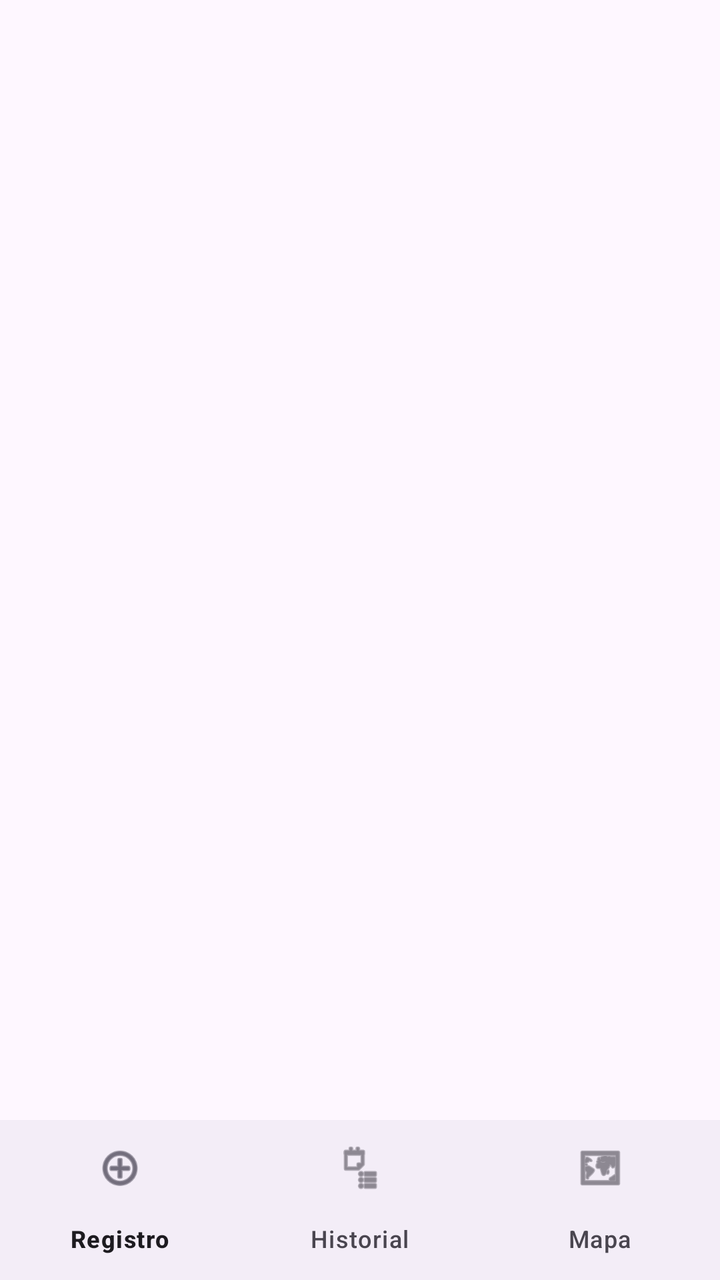
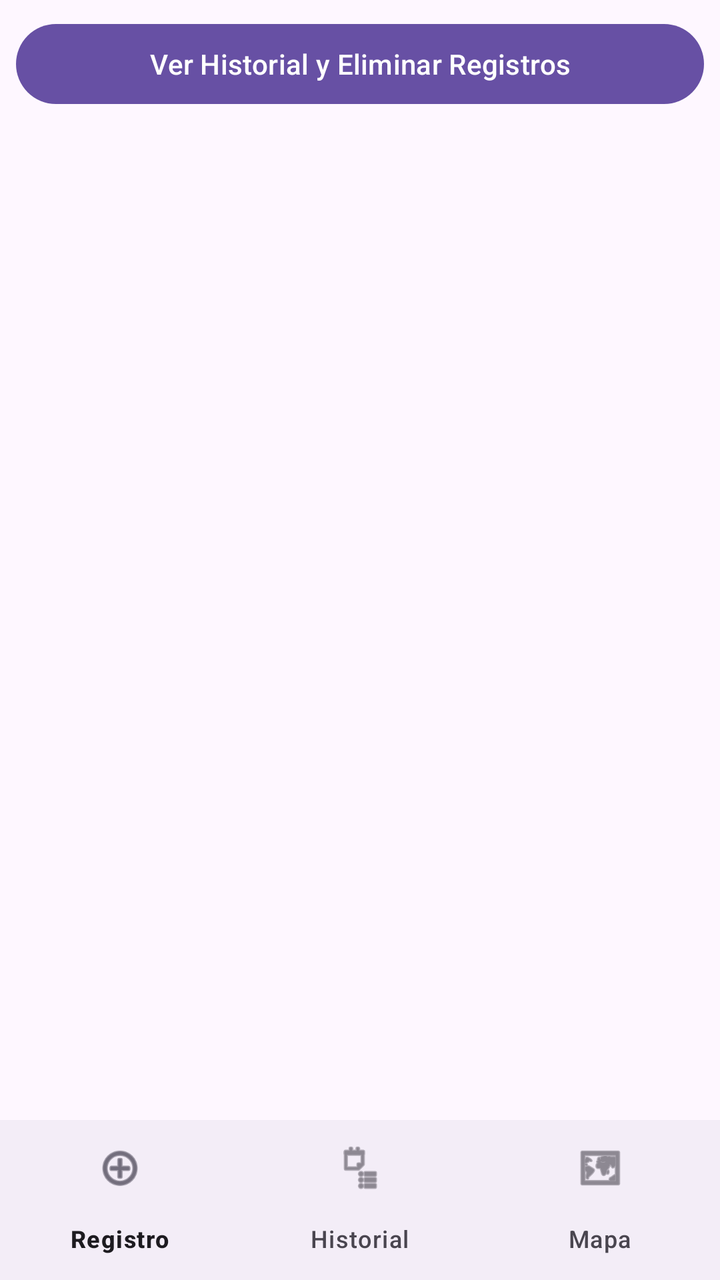

Screens rendered from an Android XML layout before and after an edit, with the pre-edit source and the edit as a unified diff.
<!-- AndroidManifest.xml: application theme Theme.GeoRegistro -->
<!-- res/layout/activity_main.xml -->
<?xml version="1.0" encoding="utf-8"?>
<RelativeLayout xmlns:android="http://schemas.android.com/apk/res/android"
    xmlns:app="http://schemas.android.com/apk/res-auto"
    android:layout_width="match_parent"
    android:layout_height="match_parent">

    
    <FrameLayout
        android:id="@+id/fragment_container"
        android:layout_width="match_parent"
        android:layout_height="match_parent"
        android:layout_above="@id/bottom_navigation" />

    
    <com.google.android.material.bottomnavigation.BottomNavigationView
        android:id="@+id/bottom_navigation"
        android:layout_width="match_parent"
        android:layout_height="wrap_content"
        android:layout_alignParentBottom="true"
        app:menu="@menu/bottom_nav_menu" />

</RelativeLayout>
<!-- resources referenced by this layout -->
<resources>
  <style name="Theme.GeoRegistro" parent="Base.Theme.GeoRegistro" />
  <style name="Base.Theme.GeoRegistro" parent="Theme.Material3.DayNight.NoActionBar">
          
          
      </style>
</resources>

<!-- the commit's change to res/layout/activity_main.xml (unified diff, before → after) -->
@@ -5,11 +5,21 @@
     android:layout_height="match_parent">
 
     
+    <Button
+        android:id="@+id/btnAbrirHistorial"
+        android:layout_width="match_parent"
+        android:layout_height="wrap_content"
+        android:layout_alignParentTop="true"
+        android:layout_margin="8dp"
+        android:text="Ver Historial y Eliminar Registros" />
+
+    
     <FrameLayout
         android:id="@+id/fragment_container"
         android:layout_width="match_parent"
         android:layout_height="match_parent"
-        android:layout_above="@id/bottom_navigation" />
+        android:layout_above="@id/bottom_navigation"
+        android:layout_below="@id/btnAbrirHistorial" />
 
     
     <com.google.android.material.bottomnavigation.BottomNavigationView
